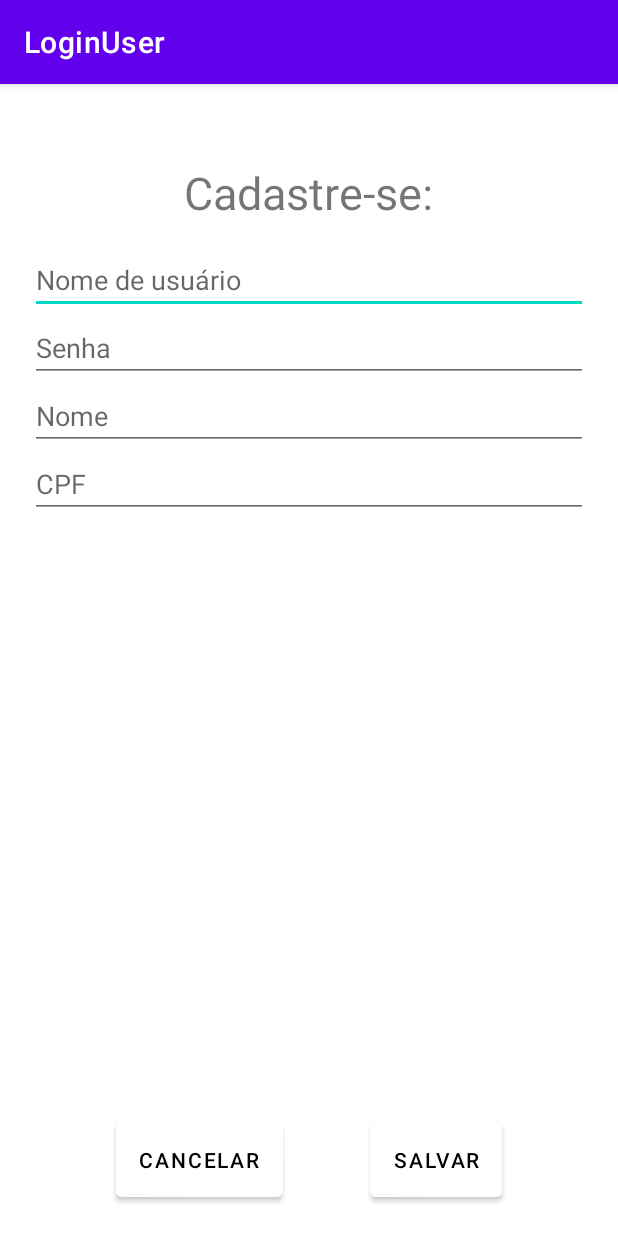
After one commit to Araujo-Raiara/SharedPreferencesLogin, an Android app: the RegisterActivity screen opened directly, with no data from a screen before it, on a phone screen of 412 x 824 dp. The commit adds this screen. Run offline under Robolectric (Android 15) with nearby library versions, the phone set to English and light mode, and no system bars.

Commit message:
fix logic user.name

```diff
--- /dev/null
+++ b/app/src/main/java/com/example/loginuser/RegisterActivity.kt
@@ -0,0 +1,36 @@
+package com.example.loginuser
+
+import android.content.Intent
+import android.os.Bundle
+import androidx.appcompat.app.AppCompatActivity
+import com.example.loginuser.databinding.ActivityRegisterBinding
+
+class RegisterActivity : AppCompatActivity() {
+
+    lateinit var binding: ActivityRegisterBinding
+
+    override fun onCreate(savedInstanceState: Bundle?) {
+        super.onCreate(savedInstanceState)
+        binding = ActivityRegisterBinding.inflate(layoutInflater)
+        val view = binding.root
+        setContentView(view)
+
+        val buttonCancel = binding.buttonCancel
+        buttonCancel.setOnClickListener {
+            startActivity(Intent(applicationContext, MainActivity::class.java))
+        }
+
+        val buttonOk = binding.buttonOk
+        buttonOk.setOnClickListener {
+            prefs.username = binding.etUsername.text.toString()
+            prefs.password = binding.etPassword.text.toString()
+            prefs.name = binding.etNome.text.toString()
+            prefs.cpf = binding.etCPF.text.toString()
+
+            startActivity(Intent(applicationContext, MainActivity::class.java))
+        }
+
+    }
+
+
+}
--- /dev/null
+++ b/app/src/main/res/layout/activity_register.xml
@@ -0,0 +1,97 @@
+<?xml version="1.0" encoding="utf-8"?>
+<androidx.constraintlayout.widget.ConstraintLayout
+    xmlns:android="http://schemas.android.com/apk/res/android"
+    xmlns:app="http://schemas.android.com/apk/res-auto"
+    xmlns:tools="http://schemas.android.com/tools"
+    android:layout_width="match_parent"
+    android:layout_height="match_parent"
+    android:padding="20dp"
+    tools:context=".RegisterActivity">
+
+    <TextView
+        android:id="@+id/textView"
+        android:layout_width="wrap_content"
+        android:layout_height="wrap_content"
+        android:layout_marginTop="32dp"
+        android:text="@string/cadastre_se"
+        android:textSize="30sp"
+        android:paddingBottom="15dp"
+        app:layout_constraintBottom_toTopOf="@+id/etUsername"
+        app:layout_constraintEnd_toEndOf="parent"
+        app:layout_constraintHorizontal_bias="0.497"
+        app:layout_constraintStart_toStartOf="parent"
+        app:layout_constraintTop_toTopOf="parent" />
+
+    <EditText
+        android:id="@+id/etUsername"
+        android:layout_width="match_parent"
+        android:layout_height="wrap_content"
+        android:ems="10"
+        android:hint="@string/nome_de_usu_rio"
+        android:inputType=""
+        app:layout_constraintTop_toBottomOf="@id/textView"
+        app:layout_constraintEnd_toEndOf="parent"
+        app:layout_constraintStart_toStartOf="parent"
+        tools:layout_editor_absoluteY="117dp" />
+
+    <EditText
+        android:id="@+id/etPassword"
+        android:layout_width="match_parent"
+        android:layout_height="wrap_content"
+        android:ems="10"
+        android:hint="@string/senha"
+        android:inputType="numberPassword"
+        app:layout_constraintEnd_toEndOf="parent"
+        app:layout_constraintStart_toStartOf="parent"
+        app:layout_constraintTop_toBottomOf="@+id/etUsername"
+        android:importantForAutofill="no" />
+
+    <EditText
+        android:id="@+id/etNome"
+        android:layout_width="match_parent"
+        android:layout_height="wrap_content"
+        android:ems="10"
+        android:hint="@string/nome"
+        android:inputType="text"
+        app:layout_constraintEnd_toEndOf="parent"
+        app:layout_constraintStart_toStartOf="parent"
+        app:layout_constraintTop_toBottomOf="@+id/etPassword"
+         />
+
+    <EditText
+        android:id="@+id/etCPF"
+        android:layout_width="match_parent"
+        android:layout_height="wrap_content"
+        android:ems="10"
+        android:hint="@string/cpf"
+        android:inputType="number"
+        app:layout_constraintEnd_toEndOf="parent"
+        app:layout_constraintStart_toStartOf="parent"
+        app:layout_constraintTop_toBottomOf="@+id/etNome"
+        android:importantForAutofill="no" />
+
+    <Button
+        android:id="@+id/buttonCancel"
+        android:layout_width="wrap_content"
+        android:layout_height="wrap_content"
+        android:padding="15dp"
+        android:text="@string/cancelar"
+        app:backgroundTint="@color/white"
+        android:textColor="@color/black"
+        app:layout_constraintBottom_toBottomOf="parent"
+        app:layout_constraintStart_toStartOf="parent"
+        app:layout_constraintEnd_toStartOf="@id/buttonOk"/>
+
+    <Button
+        android:id="@+id/buttonOk"
+        android:layout_width="wrap_content"
+        android:layout_height="wrap_content"
+        android:padding="15dp"
+        android:textColor="@color/black"
+        app:backgroundTint="@color/white"
+        android:text="@string/salvar"
+        app:layout_constraintBottom_toBottomOf="@+id/buttonCancel"
+        app:layout_constraintEnd_toEndOf="parent"
+        app:layout_constraintStart_toEndOf="@+id/buttonCancel" />
+
+</androidx.constraintlayout.widget.ConstraintLayout>
--- a/app/src/main/res/values/strings.xml
+++ b/app/src/main/res/values/strings.xml
@@ -7,4 +7,15 @@
     <string name="new_user_btn">Cadastrar</string>
     <string name="welcome_txt">Faça seu login</string>
     <string name="notepad">Notepad</string>
+    <string name="invalid_credentials">Dados inválidos! Por favor insira um login válido</string>
+    <string name="cpf">CPF</string>
+    <string name="cancelar">Cancelar</string>
+    <string name="cadastrar">Cadastrar</string>
+    <string name="salvar">Salvar</string>
+    <string name="nome">Nome</string>
+    <string name="senha">Senha</string>
+    <string name="nome_de_usu_rio">Nome de usuário</string>
+    <string name="cadastre_se">Cadastre-se:</string>
+    <string name="digite_aqui_sua_nota">Digite aqui sua nota</string>
+    <string name="ol_mauro_crispim_111_222_333_44">Olá, Mauro Crispim (111.222.333-44)</string>
 </resources>
```
Also changed, not shown: app/build.gradle (+15 -1 lines), app/src/main/AndroidManifest.xml (+7 -0 lines), app/src/main/java/com/example/loginuser/Application.kt (added, +22 -0 lines), app/src/main/java/com/example/loginuser/MainActivity.kt (+32 -2 lines), app/src/main/java/com/example/loginuser/NoteActivity.kt (added, +41 -0 lines), app/src/main/java/com/example/loginuser/Prefs.kt (added, +70 -0 lines), app/src/main/res/layout/activity_note.xml (added, +58 -0 lines).
